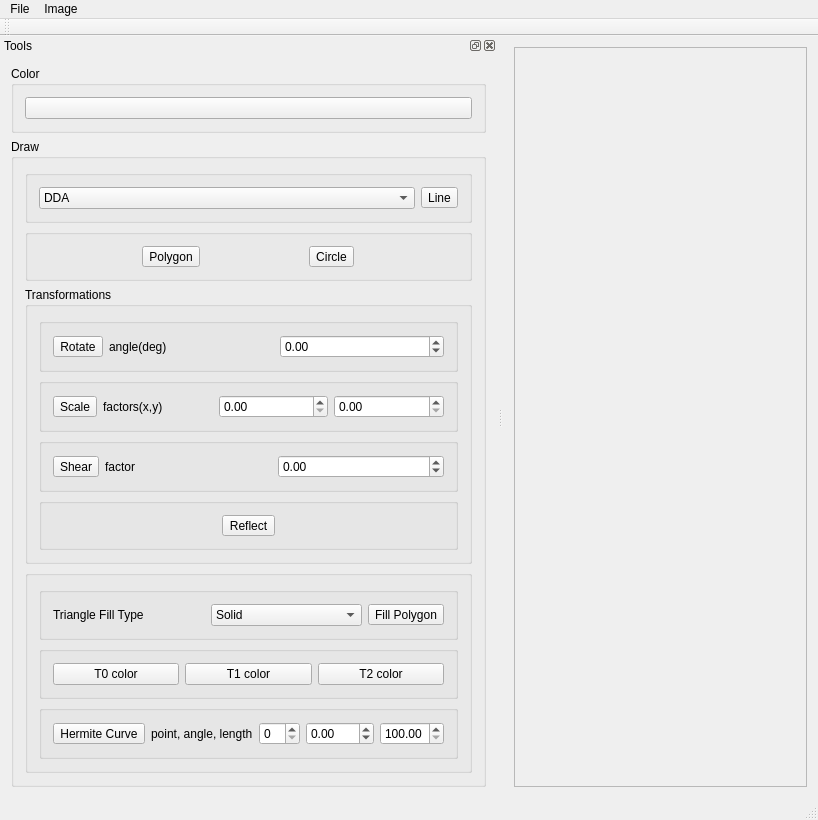
This is src/ImageViewer.ui in bozhenakv555/pg_ImageViewer as Qt 5 draws it before an edit. The edited form follows.
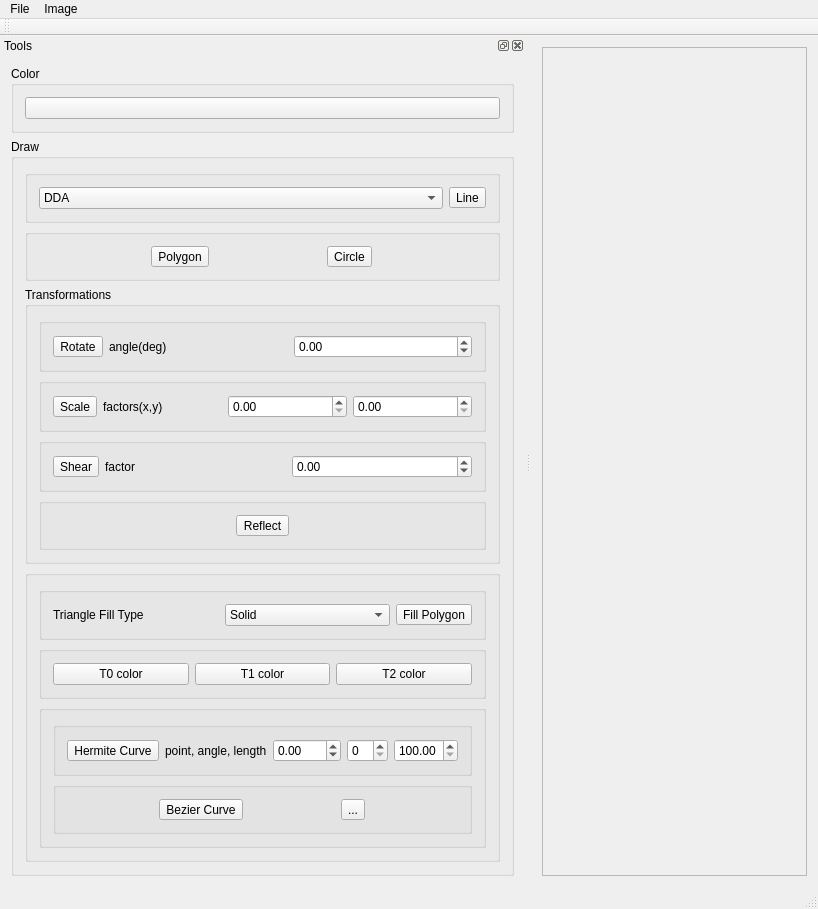
This is the edited form.

Commit message: Added Beziere curves implementation using de Casteljau algorithm.

Patch:
```diff
--- a/src/ImageViewer.ui
+++ b/src/ImageViewer.ui
@@ -7,7 +7,7 @@
     <x>0</x>
     <y>0</y>
     <width>818</width>
-    <height>797</height>
+    <height>880</height>
    </rect>
   </property>
   <property name="windowTitle">
@@ -25,8 +25,8 @@
         <rect>
          <x>0</x>
          <y>0</y>
-         <width>314</width>
-         <height>717</height>
+         <width>290</width>
+         <height>800</height>
         </rect>
        </property>
       </widget>
@@ -373,7 +373,30 @@
               <string/>
              </property>
              <layout class="QGridLayout" name="gridLayout_3">
-              <item row="0" column="3">
+              <item row="1" column="0">
+               <widget class="QGroupBox" name="groupBox_14">
+                <property name="title">
+                 <string/>
+                </property>
+                <layout class="QHBoxLayout" name="horizontalLayout_10">
+                 <item>
+                  <widget class="QToolButton" name="toolButtonHermite">
+                   <property name="text">
+                    <string>Hermite Curve</string>
+                   </property>
+                   <property name="checkable">
+                    <bool>true</bool>
+                   </property>
+                  </widget>
+                 </item>
+                 <item>
+                  <widget class="QLabel" name="label_5">
+                   <property name="text">
+                    <string>point, angle, length</string>
+                   </property>
+                  </widget>
+                 </item>
+                 <item>
                <widget class="QDoubleSpinBox" name="dsbVectorAngle">
                 <property name="minimum">
                  <double>-360.000000000000000</double>
@@ -383,10 +406,10 @@
                 </property>
                </widget>
               </item>
-              <item row="0" column="2">
+                 <item>
                <widget class="QSpinBox" name="sbPointIndex"/>
               </item>
-              <item row="0" column="4">
+                 <item>
                <widget class="QDoubleSpinBox" name="dsbVectorLength">
                 <property name="minimum">
                  <double>100.000000000000000</double>
@@ -396,21 +419,33 @@
                 </property>
                </widget>
               </item>
-              <item row="0" column="1">
-               <widget class="QLabel" name="label_5">
-                <property name="text">
-                 <string>point, angle, length</string>
-                </property>
+                </layout>
                </widget>
               </item>
-              <item row="0" column="0">
-               <widget class="QToolButton" name="toolButtonHermite">
+              <item row="2" column="0">
+               <widget class="QGroupBox" name="groupBox_15">
+                <property name="title">
+                 <string/>
+                </property>
+                <layout class="QHBoxLayout" name="horizontalLayout_11">
+                 <item>
+                  <widget class="QToolButton" name="toolButtonBezier">
                 <property name="text">
-                 <string>Hermite Curve</string>
+                    <string>Bezier Curve</string>
                 </property>
                 <property name="checkable">
                  <bool>true</bool>
                 </property>
+                  </widget>
+                 </item>
+                 <item>
+                  <widget class="QToolButton" name="toolButton_2">
+                   <property name="text">
+                    <string>...</string>
+                   </property>
+                  </widget>
+                 </item>
+                </layout>
                </widget>
               </item>
              </layout>
```
Lines whose indentation alone changed are shown as unchanged. The commit also changes 3 other files.
